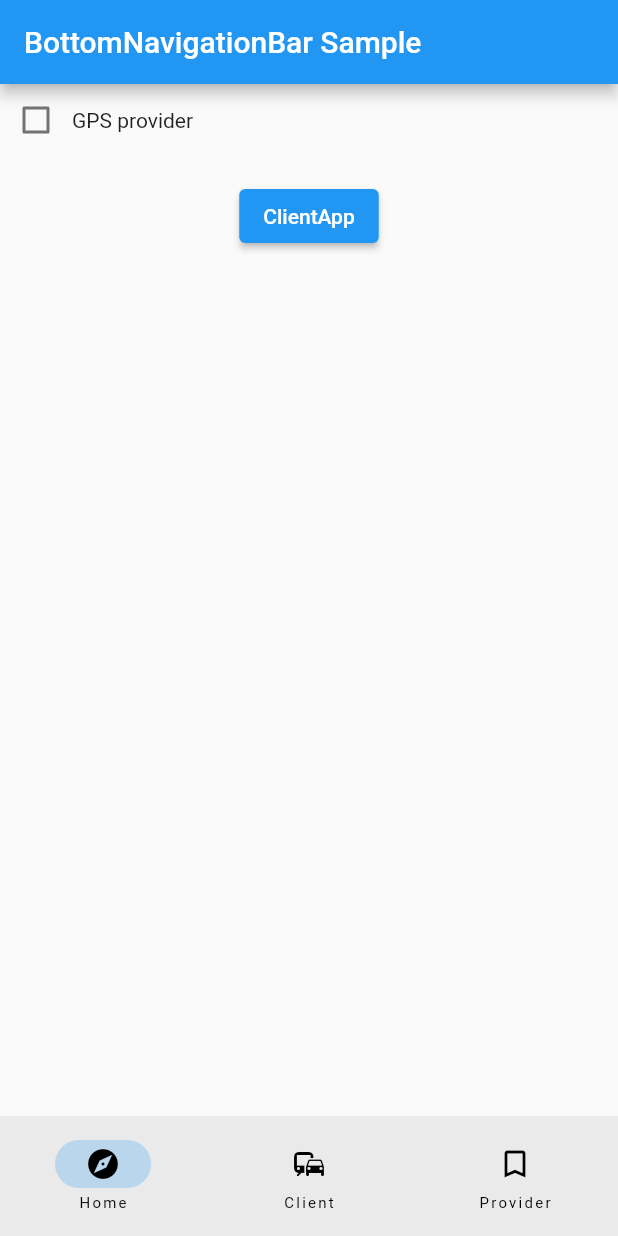
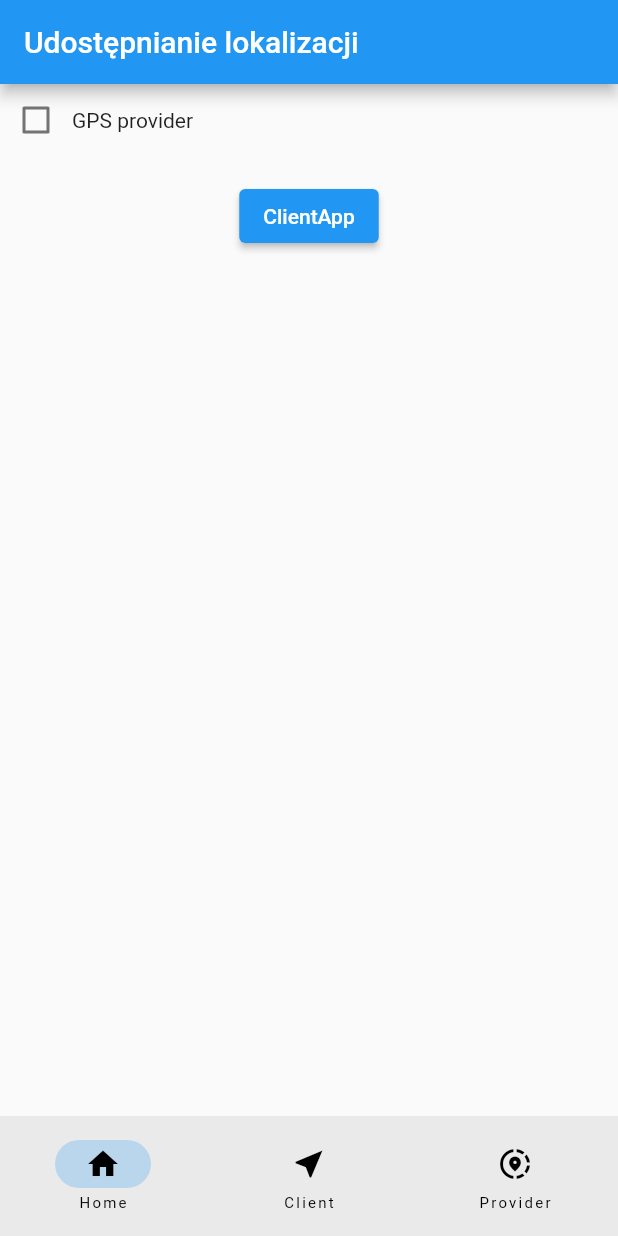
Before and after one commit to KrzysztofSwierkowski/e_tracker, a Flutter app: the screen it shows after launch, on a phone screen of 412 x 824 dp. Run offline on Flutter 3.47's test engine with Material 2 defaults, Android fonts, the phone set to English and light mode, and no system bars; our stand-ins replace google_maps_flutter, location; missing offline and left inert: flutter_polyline_points, mqtt_client; statements that could not run were skipped.

```diff
--- a/lib/HomePage.dart
+++ b/lib/HomePage.dart
@@ -79,7 +79,7 @@ class _HomePageState extends State<HomePage> {
   Widget build(BuildContext context) {
     return Scaffold(
       appBar: AppBar(
-        title: const Text('BottomNavigationBar Sample'),
+        title: const Text('Udostępnianie lokalizacji'),
       ),
       bottomNavigationBar: NavigationBar(
         onDestinationSelected: (int index) {
@@ -90,16 +90,16 @@ class _HomePageState extends State<HomePage> {
         selectedIndex: currentPageIndex,
         destinations: const <Widget>[
           NavigationDestination(
-            icon: Icon(Icons.explore),
+            icon: Icon(Icons.home),
             label: 'Home',
           ),
           NavigationDestination(
-            icon: Icon(Icons.commute),
+            icon: Icon(Icons.near_me),
             label: 'Client',
           ),
           NavigationDestination(
             selectedIcon: Icon(Icons.bookmark),
-            icon: Icon(Icons.bookmark_border),
+            icon: Icon(Icons.share_location),
             label: 'Provider',
           ),
         ],
```
